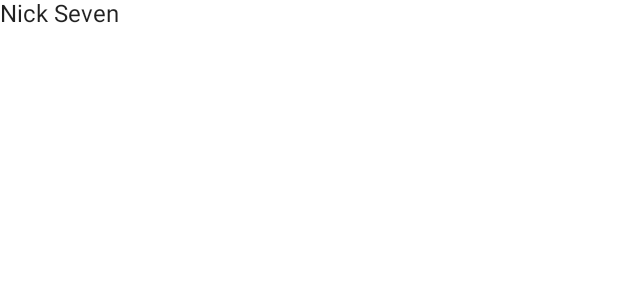
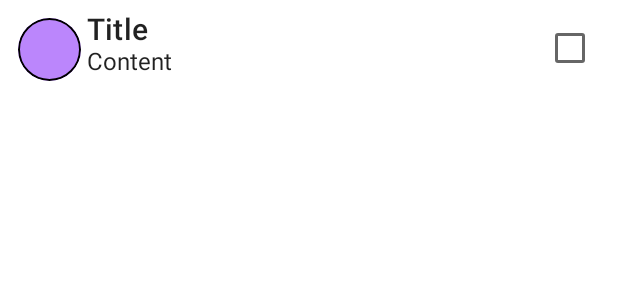
Before and after one commit to nguyenphuc22/App-Note-Jetpack-Compose, an Android app built with Jetpack Compose: the @Preview function DefaultPreview, on a phone screen of 412 x 824 dp. Shown: the top 300 px of the screen. Run offline under Robolectric (Android 15) with nearby library versions, the phone set to English and light mode, and no system bars.

Commit message:
Create Note Component

```diff
--- a/app/src/main/java/com/phucvr/appnotejetpackcompose/MainActivity.kt
+++ b/app/src/main/java/com/phucvr/appnotejetpackcompose/MainActivity.kt
@@ -13,6 +13,7 @@ import androidx.compose.runtime.Composable
 import androidx.compose.runtime.rememberCoroutineScope
 import androidx.compose.ui.Modifier
 import androidx.compose.ui.tooling.preview.Preview
+import com.phucvr.appnotejetpackcompose.components.Note
 import com.phucvr.appnotejetpackcompose.components.NoteDrawer
 import com.phucvr.appnotejetpackcompose.routing.Screen
 import com.phucvr.appnotejetpackcompose.ui.theme.AppNoteJetpackComposeTheme
@@ -56,7 +57,7 @@ fun MainView() {
             }
         },
         content = {
-            Text(text = "Nick Seven")
+            Note()
         }
     )
 }
--- /dev/null
+++ b/app/src/main/java/com/phucvr/appnotejetpackcompose/components/Note.kt
@@ -0,0 +1,43 @@
+package com.phucvr.appnotejetpackcompose.components
+
+import android.content.res.Resources.Theme
+import androidx.compose.foundation.background
+import androidx.compose.foundation.layout.*
+import androidx.compose.material.Checkbox
+import androidx.compose.material.MaterialTheme
+import androidx.compose.material.Text
+import androidx.compose.runtime.Composable
+import androidx.compose.ui.Modifier
+import androidx.compose.ui.graphics.Color
+import androidx.compose.ui.tooling.preview.Preview
+import androidx.compose.ui.unit.dp
+import com.phucvr.appnotejetpackcompose.ui.theme.Purple200
+
+@Composable
+fun Note() {
+    Row(modifier = Modifier.fillMaxWidth()
+        .background(Color.White)
+        .padding(8.dp)
+        .fillMaxWidth()) {
+        NoteColor(color = Purple200, size = 50.dp, border = 1.dp, padding = 4.dp)
+        Column(modifier = Modifier.weight(1f)) {
+            Text(text = "Title",
+                maxLines = 1,
+                style = MaterialTheme.typography.h6)
+            Text(text = "Content",
+                maxLines = 2,
+                style = MaterialTheme.typography.body1)
+        }
+        Checkbox(
+            checked = false,
+            onCheckedChange = { },
+            modifier = Modifier.padding(start = 8.dp)
+        )
+    }
+}
+
+@Preview
+@Composable
+private fun NotePreview() {
+    Note()
+}
--- /dev/null
+++ b/app/src/main/java/com/phucvr/appnotejetpackcompose/components/NoteColor.kt
@@ -0,0 +1,44 @@
+package com.phucvr.appnotejetpackcompose.components
+
+import androidx.compose.foundation.BorderStroke
+import androidx.compose.foundation.background
+import androidx.compose.foundation.border
+import androidx.compose.foundation.layout.Box
+import androidx.compose.foundation.layout.padding
+import androidx.compose.foundation.layout.size
+import androidx.compose.foundation.shape.CircleShape
+import androidx.compose.runtime.Composable
+import androidx.compose.ui.Modifier
+import androidx.compose.ui.draw.clip
+import androidx.compose.ui.graphics.Color
+import androidx.compose.ui.graphics.SolidColor
+import androidx.compose.ui.tooling.preview.Preview
+import androidx.compose.ui.unit.Dp
+import androidx.compose.ui.unit.dp
+
+@Composable
+fun NoteColor(
+    color : Color,
+    size : Dp,
+    padding : Dp = 0.dp,
+    border : Dp
+    ) {
+    Box(modifier = Modifier.size(size)
+        .padding(padding)
+        .clip(CircleShape)
+        .background(color)
+        .border(BorderStroke(border,SolidColor(Color.Black)), CircleShape)) {
+
+    }
+}
+
+@Preview
+@Composable
+fun NoteColorPreview() {
+    NoteColor(
+        color = Color.Yellow,
+        size = 30.dp,
+        padding = 4.dp,
+        border = 2.dp
+    )
+}
```
